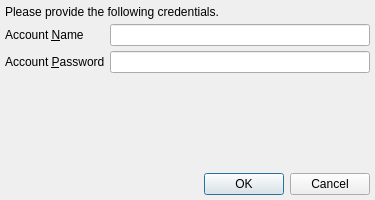
The window that branches/trunk/UI/spot-on-password-prompt.ui (textbrowser/spot-on) describes before a commit, drawn with Qt 5.
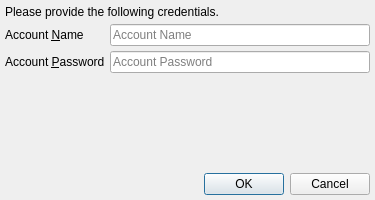
The same window after the commit. Icons and pictures are not drawn.

```diff
--- a/branches/trunk/UI/spot-on-password-prompt.ui
+++ b/branches/trunk/UI/spot-on-password-prompt.ui
@@ -53,7 +53,11 @@
       </widget>
      </item>
      <item row="0" column="1">
-      <widget class="QLineEdit" name="name"/>
+      <widget class="QLineEdit" name="name">
+       <property name="placeholderText">
+        <string>Account Name</string>
+       </property>
+      </widget>
      </item>
      <item row="1" column="0">
       <widget class="QLabel" name="label_2">
@@ -70,6 +74,9 @@
        <property name="echoMode">
         <enum>QLineEdit::Password</enum>
        </property>
+       <property name="placeholderText">
+        <string>Account Password</string>
+       </property>
       </widget>
      </item>
     </layout>
```
